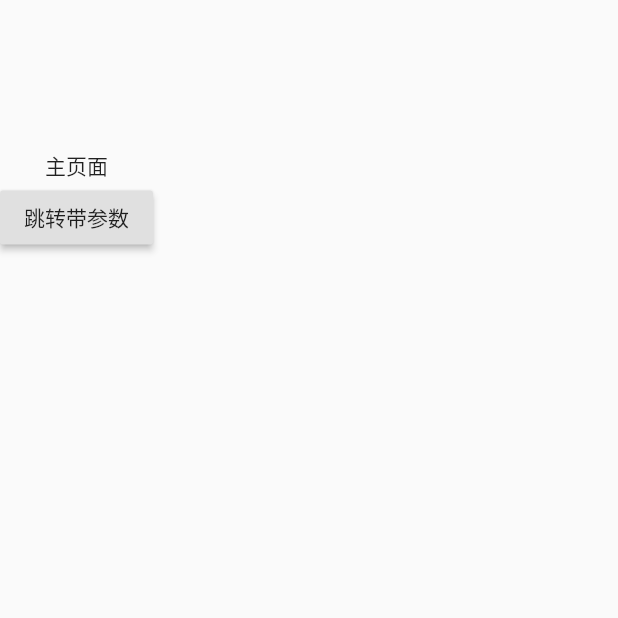
After one commit to Preterit/flutter_project, a Flutter app: the HomePage screen opened directly, after a tap on "跳转带参数", on a phone screen of 412 x 824 dp, the top half of it. The commit adds this screen. Run offline on Flutter 3.47's test engine with Material 2 defaults, Android fonts, the phone set to English and light mode, and no system bars; our stand-ins replace convert, dio, fluro, fluttertoast; network calls fail; statements that could not run were skipped.

Commit message:
fluro 路由配置。

```diff
--- /dev/null
+++ b/lib/config/application.dart
@@ -0,0 +1,27 @@
+import 'package:fluro/fluro.dart';
+import 'package:flutter/cupertino.dart';
+
+class Application {
+  static Router router;
+
+  static Future navigateTo(BuildContext context, String path,
+      {Map<String, dynamic> params,
+      bool replace = false,
+      bool clearStack = false,
+      TransitionType transition = TransitionType.fadeIn,
+      Duration transitionDuration = const Duration(milliseconds: 250),
+      RouteTransitionsBuilder transitionBuilder}) {
+    if (params != null && params.isNotEmpty) {
+      for (int i = 0; i < params.keys.length; i++) {
+          //TODO   拼接 路径
+      }
+    }
+
+    return router.navigateTo(context, path,
+        transition: transition,
+        replace: replace,
+        clearStack: clearStack,
+        transitionDuration: transitionDuration,
+        transitionBuilder: transitionBuilder);
+  }
+}
--- /dev/null
+++ b/lib/config/route/routes.dart
@@ -0,0 +1,19 @@
+import 'package:fluro/fluro.dart';
+import 'route_handlers.dart';
+
+class Routes {
+  static String root = "/";
+  static String demoSimple = "/demo";
+  static String demoSimpleFixedTrans = "/demo/fixedtrans";
+  static String demoFunc = "/demo/func";
+  static String deepLink = "/message";
+  static String textpage = "/textpage";
+
+  static void configureRoutes(Router router) {
+    router.notFoundHandler = emptyHandler;
+    router.define(root, handler: rootHandler);
+    router.define(demoSimple, handler: demoRouteHandler);
+    router.define(demoSimpleFixedTrans,
+        handler: demoRouteHandler, transitionType: TransitionType.inFromLeft);
+  }
+}
--- a/lib/route/page/splash_screen.dart
+++ b/lib/routes/page/splash/splash_screen.dart
@@ -1,5 +1,6 @@
 import 'package:flutter/cupertino.dart';
 import 'package:flutter/material.dart';
+import 'package:flutterproject/config/application.dart';
 
 class SplashScreen extends StatefulWidget {
   @override
@@ -33,7 +34,6 @@ class _SplashScreenState extends State<SplashScreen> {
 
   /// 启动主页面
   void _indexPage() {
-    print("timeover --- ");
-    Navigator.of(context).pushReplacementNamed('/IndexPage');
+    Application.navigateTo(context, "/",replace: true);
   }
 }
--- /dev/null
+++ b/lib/routes/route/page_home.dart
@@ -0,0 +1,34 @@
+import 'package:flutter/cupertino.dart';
+import 'package:flutter/material.dart';
+import 'package:flutterproject/config/application.dart';
+import 'package:flutterproject/config/route/routes.dart';
+
+/// 主页面
+class HomePage extends StatefulWidget {
+  @override
+  _HomePageState createState() => _HomePageState();
+}
+
+class _HomePageState extends State<HomePage> {
+  @override
+  Widget build(BuildContext context) {
+    return Scaffold(
+      body: new Padding(
+        padding: EdgeInsets.only(top: 100.0),
+        child: new Column(
+          mainAxisAlignment: MainAxisAlignment.start,
+          crossAxisAlignment: CrossAxisAlignment.center,
+          children: <Widget>[
+            Text("主页面"),
+            RaisedButton(
+              child: Text("跳转带参数"),
+              onPressed: () {
+                Application.navigateTo(context, Routes.textpage);
+              },
+            ),
+          ],
+        ),
+      ),
+    );
+  }
+}
```
Also changed, not shown: lib/component/app/app_component.dart (added, +35 -0 lines), lib/config/route/route_handlers.dart (added, +30 -0 lines), lib/main.dart (+3 -16 lines), lib/routes/route/empty_page.dart (added, +22 -0 lines), lib/util/color_helpers.dart (added, +49 -0 lines), 2 other files.
